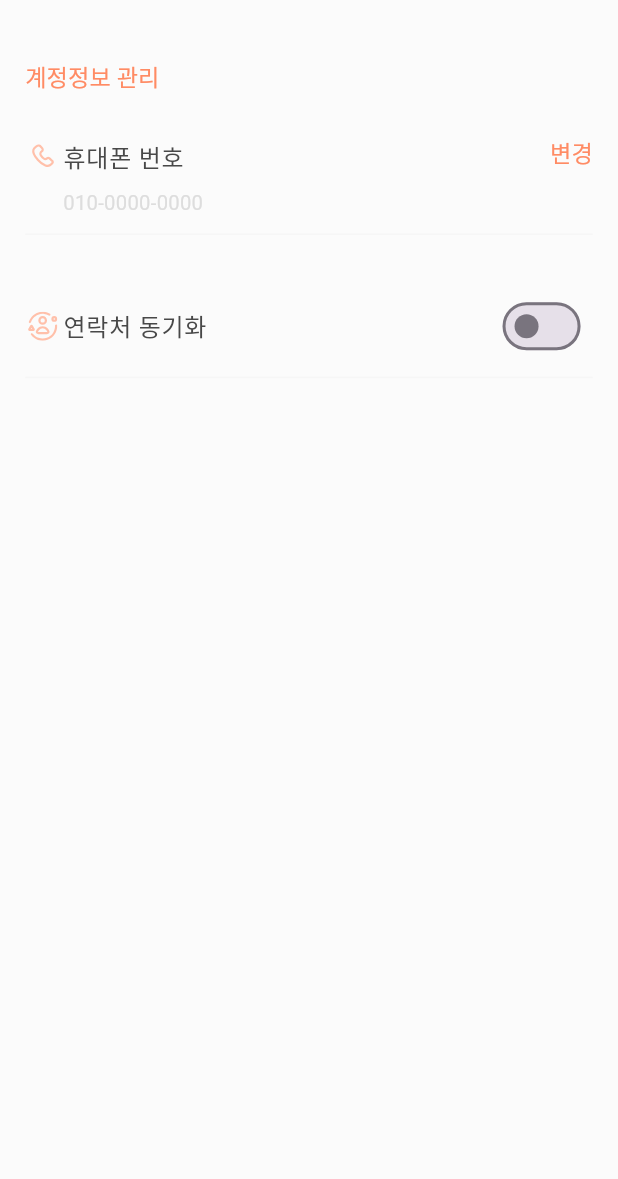
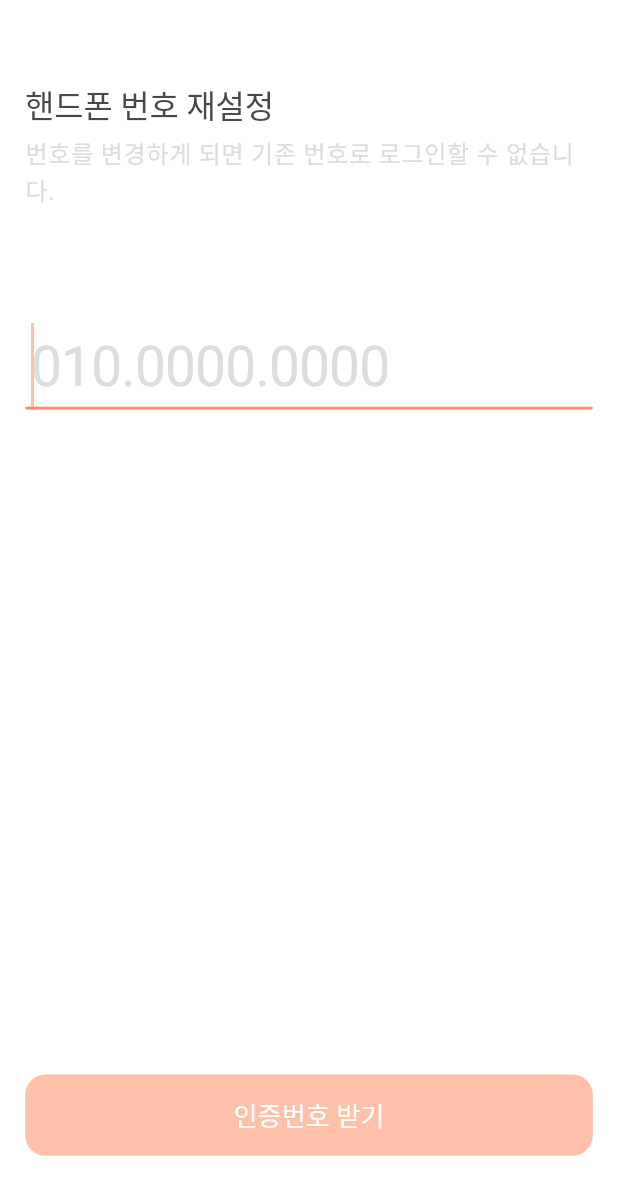
Before and after one commit to ZZARITORG/MODAKBUL_FE, a Flutter app: the CommonSettingScreen screen opened by its route, after a tap on "변경", on a phone screen of 412 x 824 dp, the part 57-1236 px from its top. Run offline on Flutter 3.47's test engine with Material 3 defaults, Android fonts, the light colour scheme and no system bars; our stand-ins replace cached_network_image, dio, firebase_auth, firebase_core, firebase_messaging, flutter_dotenv and 8 more; missing offline and left inert: cropperx, dart:ffi, multi_masked_formatter, ntp; accounts and stored records are empty; generated files the repository leaves out were written again; network calls fail; Roboto replaces fonts that are missing (PretendardVariable).

Commit message:
[feat] 번호 재설정 퍼블리싱

```diff
--- a/lib/constants/api_path.dart
+++ b/lib/constants/api_path.dart
@@ -34,6 +34,7 @@ class ApiPath{
   static const String friendReq = '/api/v0/friend/friend-request';
   static const String friendAccept = '/api/v0/friend/friend-accept';
   static const String friendBlock = '/api/v0/friend/friend-block';
+  static const String friendUnblock = '/api/v0/friend/friend-unblock';
   static const String friendReject = '/api/v0/friend/friend-reject';
   static const String friendList = '/api/v0/friend/friend-list';
   static const String friendBlockList = '/api/v0/friend/friend-block-list';
--- a/lib/models/blocked_user.dart
+++ b/lib/models/blocked_user.dart
@@ -2,11 +2,13 @@ class BlockedUser {
   final String userId;
   final String name;
   final String profileUrl;
+  final String id;
 
   BlockedUser({
     required this.userId,
     required this.name,
     required this.profileUrl,
+    required this.id,
   });
 
   // Factory constructor to create a UserProfile instance from JSON
@@ -15,6 +17,7 @@ class BlockedUser {
       userId: json['userId'] as String,
       name: json['name'] as String,
       profileUrl: json['profileUrl'] as String,
+      id: json['id'] as String,
     );
   }
 }
--- a/lib/routes/routes.dart
+++ b/lib/routes/routes.dart
@@ -19,6 +19,8 @@ import 'package:modakbul/screens/search/add_friend_list_screen.dart';
 import 'package:modakbul/screens/search/search_screen.dart';
 import 'package:modakbul/screens/setting/alert_setting_screen.dart';
 import 'package:modakbul/screens/setting/blocked_user_screen.dart';
+import 'package:modakbul/screens/setting/change_number_code_screen.dart';
+import 'package:modakbul/screens/setting/change_number_screen.dart';
 import 'package:modakbul/screens/setting/common_setting_screen.dart';
 import 'package:modakbul/screens/setting/edit_code_screen.dart';
 import 'package:modakbul/screens/setting/edit_my_profile_screen.dart';
@@ -60,6 +62,8 @@ class Routes {
   static const String termsScreen = '/termsScreen';
   static const String splashScreen = '/splashScreen';
   static const String mainScreen = '/mainScreen';
+  static const String changeNumberScreen = '/changeNumberScreen';
+  static const String changeNumberCodeScreen = '/changeNumberCodeScreen';
 
   ///라우트 추가 예시
   static final Map<String, WidgetBuilder> routes = {
@@ -93,6 +97,8 @@ class Routes {
     ///setting
     alertSettingScreen: (BuildContext context) => const AlertSettingScreen(),
     blockedUserScreen: (BuildContext context) => BlockedUserScreen(),
+    changeNumberCodeScreen: (BuildContext context) => const ChangeNumberCodeScreen(),
+    changeNumberScreen: (BuildContext context) => const ChangeNumberScreen(),
     commonSettingScreen: (BuildContext context) => const CommonSettingScreen(),
     editCodeScreen: (BuildContext context) => const EditCodeScreen(),
     editMyProfileScreen: (BuildContext context) => EditMyProfileScreen(),
@@ -167,4 +173,11 @@ class Routes {
       _fadePageSplash(routes[routeName]!(context), arguments),
     );
   }
+
+  static Future<dynamic> navigateAndReturn(BuildContext context, String routeName, {Object? arguments}) {
+    return Navigator.push(
+      context,
+      _fadePage(routes[routeName]!(context), arguments),
+    );
+  }
 }
--- a/lib/screens/setting/blocked_user_screen.dart
+++ b/lib/screens/setting/blocked_user_screen.dart
@@ -128,7 +128,7 @@ class BlockedUserScreen extends StatelessWidget {
         child: Padding(
           padding:
               EdgeInsets.symmetric(horizontal: StyleConstants.defaultPadding),
-          child: /*Skeleton 들어갈 자리 */ FutureBuilder<List<BlockedUser>>(
+          child: FutureBuilder<List<BlockedUser>>(
             future: friendService.getBlockedUser(),
             builder: (context, snapshot) {
               if (snapshot.connectionState == ConnectionState.waiting) {
@@ -137,8 +137,10 @@ class BlockedUserScreen extends StatelessWidget {
                 return Text('오류 발생: ${snapshot.error}');
               } else if (!snapshot.hasData || snapshot.data == null) {
                 return Text('데이터가 없습니다.');
+              } else if (snapshot.data!.isEmpty) {
+                return Center(child: Text('차단된 사용자가 없습니다.'));
               }
-              else if (snapshot.hasData) {
+              else {
                 List<BlockedUser> blockedUserList = snapshot.data!;
                 return SingleChildScrollView(
                   child: Column(
@@ -161,16 +163,15 @@ class BlockedUserScreen extends StatelessWidget {
                               child: UserListProfile.icon(
                                   userName: blockedUserList[index].name,
                                   userId: blockedUserList[index].userId,
-                              profileImage: blockedUserList[index].profileUrl)
+                              profileImage: blockedUserList[index].profileUrl,
+                              id: blockedUserList[index].id)
                             );
                           })
                     ],
                   ),
                 );
               }
-              else {
-                return Text('error');
-              }
+
             }
           ),
         ),
--- /dev/null
+++ b/lib/screens/setting/change_number_screen.dart
@@ -0,0 +1,154 @@
+import 'package:flutter/material.dart';
+import 'package:flutter/services.dart';
+import 'package:flutter_screenutil/flutter_screenutil.dart';
+import 'package:modakbul/constants/app_constants.dart';
+import 'package:modakbul/constants/style_constants.dart';
+import 'package:modakbul/providers/auth_provider.dart';
+import 'package:modakbul/routes/routes.dart';
+import 'package:modakbul/themes/color_schemes.dart';
+import 'package:modakbul/themes/styles.dart';
+import 'package:modakbul/utils/digits_with_dash_input_formatter.dart';
+import 'package:modakbul/utils/validators.dart';
+import 'package:modakbul/widgets/auth_text_form_field.dart';
+import 'package:modakbul/widgets/back_button_app_bar.dart';
+import 'package:modakbul/widgets/custom_button.dart';
+import 'package:modakbul/widgets/logo_app_bar.dart';
+import 'package:multi_masked_formatter/multi_masked_formatter.dart';
+import 'package:provider/provider.dart';
+
+class ChangeNumberScreen extends StatefulWidget {
+  const ChangeNumberScreen({super.key});
+
+  @override
+  State<ChangeNumberScreen> createState() => _ChangeNumberScreenState();
+}
+
+class _ChangeNumberScreenState extends State<ChangeNumberScreen> {
+  final TextEditingController _phoneNumberController = TextEditingController();
+  final GlobalKey<FormState> _formKey = GlobalKey<FormState>();
+  bool _isButtonEnabled = false;
+  final FocusNode _phoneFocusNode = FocusNode();
+  late AuthProvider authProvider;
+
+  _handleButtonPress() {
+    if (_phoneNumberController.text.isEmpty) {
+      return;
+    }
+    FocusScope.of(context).requestFocus(_phoneFocusNode);
+    authProvider.phoneNumber = _phoneNumberController.text;
+    Routes.navigateTo(context, Routes.changeNumberCodeScreen);
+  }
+
+  void _validateForm() {
+    setState(() {
+      final text = _phoneNumberController.text;
+
+      /// 백스페이스로 '-'가 지워지는 로직 처리
+      if (text.isNotEmpty &&
+          text.characters.last == '-' &&
+          _phoneNumberController.selection.baseOffset == text.length) {
+        _phoneNumberController.text = text.substring(0, text.length - 1);
+        _phoneNumberController.selection = TextSelection.fromPosition(
+          TextPosition(offset: _phoneNumberController.text.length),
+        );
+      }
+
+      /// 버튼 활성화 여부 설정
+      _isButtonEnabled = _phoneNumberController.text.length >=
+          AppConstants.minPhoneNumberLength &&
+          _formKey.currentState?.validate() == true;
+    });
+  }
+
+  @override
+  void initState() {
+    super.initState();
+    _phoneNumberController.addListener(_validateForm);
+  }
+
+  @override
+  void dispose() {
+    _phoneFocusNode.dispose();
+    _phoneNumberController.removeListener(_validateForm);
+    _phoneNumberController.dispose();
+    super.dispose();
+  }
+
+  @override
+  Widget build(BuildContext context) {
+    authProvider = Provider.of<AuthProvider>(context, listen: false);
+    return Scaffold(
+      appBar: const BackButtonAppBar(),
+      body: SafeArea(
+        child: Padding(
+          padding:
+          EdgeInsets.symmetric(horizontal: StyleConstants.defaultPadding),
+          child: Form(
+            key: _formKey,
+            autovalidateMode: AutovalidateMode.onUserInteraction,
+            child: Column(
+              children: [
+                Expanded(
+                  child: SingleChildScrollView(
+                    child: Column(
+                      crossAxisAlignment: CrossAxisAlignment.start,
+                      children: [
+                        SizedBox(
+                          height: 42.h,
+                        ),
+                        Text('핸드폰 번호 재설정',
+                            style: Theme.of(context)
+                                .textTheme
+                                .bigHeadLine3
+                                .copyWith(color: ColorSchemes.gray500)),
+                        SizedBox(
+                          height: 6.h,
+                        ),
+                        Text('번호를 변경하게 되면 기존 번호로 로그인할 수 없습니다.',
+                            style: Theme.of(context)
+                                .textTheme
+                                .body2
+                                .copyWith(color: ColorSchemes.gray200)),
+                        SizedBox(
+                          height: 78.h,
+                        ),
+                        AuthTextFormField(
+                          textInputType: TextInputType.number,
+                          hintText: '010.0000.0000',
+                          formatters: [
+                            MultiMaskedTextInputFormatter(
+                                masks: ['xxx-xxxx-xxxx', 'xxx-xxx-xxxx'],
+                                separator: '-'),
+                            DigitsWithDashInputFormatter(),
+                          ],
+                          onChanged: (value) => _validateForm(),
+                          validator: Validators().phoneNumberValidator,
+                          textEditingController: _phoneNumberController,
+                          maxLength: AppConstants.maxPhoneNumberLength,
+                          focusNode: _phoneFocusNode, // FocusNode 전달
+                        ),
+                      ],
+                    ),
+                  ),
+                ),
+                SizedBox(
+                  height: 56.h,
+                  width: double.infinity,
+                  child: CustomButton(
+                      text: '인증번호 받기',
+                      onPressed: _isButtonEnabled ? _handleButtonPress : null,
+                      buttonColor: ColorSchemes.orange200,
+                      textStyle: Theme.of(context).textTheme.smallHeadLine2,
+                      textColor: ColorSchemes.white),
+                ),
+                SizedBox(
+                  height: 16.h,
+                )
+              ],
+            ),
+          ),
+        ),
+      ),
+    );
+  }
+}
--- a/lib/screens/setting/common_setting_screen.dart
+++ b/lib/screens/setting/common_setting_screen.dart
@@ -7,6 +7,7 @@ import 'package:modakbul/themes/color_schemes.dart';
 import 'package:modakbul/themes/styles.dart';
 import 'package:modakbul/widgets/back_button_app_bar.dart';
 import 'package:modakbul/widgets/setting_menu.dart';
+import 'package:modakbul/routes/routes.dart';
 
 class CommonSettingScreen extends StatefulWidget {
   const CommonSettingScreen({super.key});
@@ -77,7 +78,9 @@ class _CommonSettingScreenState extends State<CommonSettingScreen> {
                       ],
                     ),
                     TextButton(
-                        onPressed: () {},
+                        onPressed: () {
+                          Routes.navigateTo(context, Routes.changeNumberScreen);
+                        },
                         child: Text(
                           '변경',
                           style: Theme.of(context)
--- a/lib/services/user_service.dart
+++ b/lib/services/user_service.dart
@@ -13,7 +13,7 @@ class UserService {
   }
 
   Future<void> updateMyProfile(EditMyProfile editMyProfile) async {
-    await dio.post(
+    await dio.patch(
       ApiPath.user,
       data: editMyProfile.toJson()
     );
```
Also changed, not shown: lib/models/edit_my_profile.dart (+14 -14 lines), lib/models/unblocked_user.dart (added, +11 -0 lines), lib/screens/setting/alert_setting_screen.dart (+23 -3 lines), lib/screens/setting/change_number_code_screen.dart (added, +285 -0 lines), lib/screens/setting/edit_my_profile_screen.dart (+28 -7 lines), lib/screens/setting/my_profile_screen.dart (+27 -4 lines), lib/services/friend_service.dart (+8 -0 lines), lib/widgets/edit_profile_bottom_sheet.dart (+32 -2 lines), lib/widgets/user_list_profile.dart (+18 -3 lines).
